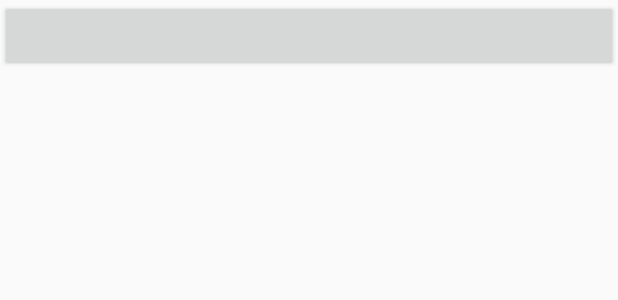
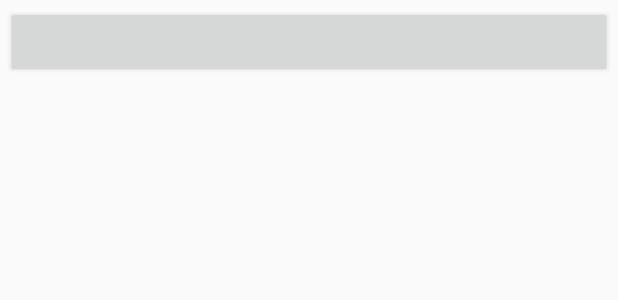
Before and after one commit to absimas/VideoClipper, an Android app: the layout stream_root.xml on its own in the app's theme, with its tools: preview values and no code run, on a phone screen of 412 x 824 dp. Shown: the top 300 px of the screen. Run offline under Robolectric (Android 15) with nearby library versions, the light colour scheme and no system bars.

Commit message:
Tree saving clean up.

```diff
--- a/app/src/main/java/com/simas/vc/MainActivity.java
+++ b/app/src/main/java/com/simas/vc/MainActivity.java
@@ -41,6 +41,7 @@ import java.io.File;
 import java.io.IOException;
 
 // ToDo use dimensions in xml instead of hard-coded values
+// ToDo "add items" TextView is visibile for a brief moment on screen rotation
 
 /**
  * Activity that contains all the top-level fragments and manages their transitions.
@@ -171,6 +172,7 @@ public class MainActivity extends AppCompatActivity
 						.setCustomAnimations(android.R.anim.slide_in_left, android.R.anim.fade_out)
 						.show(mEditorFragment)
 						.commit();
+
 				View view = findViewById(R.id.no_items_notifier);
 				Animation fadeOut = AnimationUtils.loadAnimation(this, android.R.anim.fade_out);
 				fadeOut.setFillAfter(true);
--- a/app/src/main/java/com/simas/vc/Tooltip.java
+++ b/app/src/main/java/com/simas/vc/Tooltip.java
@@ -67,7 +67,6 @@ public class Tooltip extends RelativeLayout {
 
 		// tooltip.width = anchor.width
 		final View anchor = getAnchor();
-		Log.e(TAG, "anchor width: " + anchor.getWidth());
 		if (anchor.getWidth() > 0) {
 			ViewGroup.LayoutParams params = getLayoutParams();
 			params.width = anchor.getWidth() - anchor.getPaddingLeft() - anchor.getPaddingRight();
--- a/app/src/main/java/com/simas/vc/editor/tree_view/TreeLinearLayout.java
+++ b/app/src/main/java/com/simas/vc/editor/tree_view/TreeLinearLayout.java
@@ -30,6 +30,8 @@ import android.util.AttributeSet;
 import android.util.Log;
 import android.widget.LinearLayout;
 import com.simas.vc.Utils;
+
+import org.w3c.dom.Node;
 
 // ToDo abstractize with an adapter?
 // ToDo abstract click listener in TreeParser
@@ -93,6 +95,10 @@ public class TreeLinearLayout extends LinearLayout {
 		invalidate();
 	}
 
+	public TreeParser.Node getNode() {
+		return mNode;
+	}
+
 	@Override
 	public void setPadding(int left, int top, int right, int bottom) {
 		super.setPadding((mNode != null) ? mNode.level * LEFT_PADDING_PER_LEVEL : DEFAULT_PADDING,
--- a/app/src/main/java/com/simas/vc/nav_drawer/NavDrawerFragment.java
+++ b/app/src/main/java/com/simas/vc/nav_drawer/NavDrawerFragment.java
@@ -36,9 +36,6 @@ import android.support.v7.app.AppCompatActivity;
 import android.support.v7.widget.Toolbar;
 import android.util.Log;
 import android.view.LayoutInflater;
-import android.view.Menu;
-import android.view.MenuInflater;
-import android.view.MenuItem;
 import android.view.View;
 import android.view.ViewGroup;
 import android.widget.AdapterView;
@@ -47,12 +44,9 @@ import android.widget.Toast;
 import com.simas.vc.MainActivity;
 import com.simas.vc.R;
 import com.simas.vc.VC;
-import com.simas.vc.VCException;
 import com.simas.vc.file_chooser.FileChooser;
 import com.simas.vc.Utils;
-import com.simas.vc.background_tasks.FFmpeg;
 import java.io.File;
-import java.io.IOException;
 import java.util.ArrayList;
 import java.util.List;
 import java.util.concurrent.CopyOnWriteArrayList;
--- a/app/src/main/res/layout/stream_group.xml
+++ b/app/src/main/res/layout/stream_group.xml
@@ -18,7 +18,6 @@
   -->
 <com.simas.vc.editor.tree_view.TreeLinearLayout
     xmlns:android="http://schemas.android.com/apk/res/android"
-    xmlns:tree="http://schemas.android.com/apk/res-auto"
     android:layout_width="match_parent"
     android:layout_height="wrap_content"
     android:orientation="horizontal"
--- a/app/src/main/res/layout/stream_button.xml
+++ b/app/src/main/res/layout/stream_root.xml
@@ -16,11 +16,16 @@
   ~ You should have received a copy of the GNU General Public License
   ~ along with VideoClipper. If not, see <http://www.gnu.org/licenses/>.
   -->
-<Button
+<com.simas.vc.editor.tree_view.TreeLinearLayout
     xmlns:android="http://schemas.android.com/apk/res/android"
-    android:id="@+id/stream_button"
     android:layout_width="match_parent"
     android:layout_height="wrap_content"
+    android:orientation="horizontal"
     android:paddingTop="10dp"
-    android:paddingBottom="10dp"
-    android:gravity="start|center_vertical"/>
+    android:paddingBottom="10dp">
+    <Button
+        android:id="@+id/root_title"
+        android:gravity="start|center_vertical"
+        android:layout_width="match_parent"
+        android:layout_height="wrap_content"/>
+</com.simas.vc.editor.tree_view.TreeLinearLayout>
--- a/app/src/main/res/layout/stream_tree.xml
+++ b/app/src/main/res/layout/stream_tree.xml
@@ -18,6 +18,7 @@
   -->
 <FrameLayout
     xmlns:android="http://schemas.android.com/apk/res/android"
+    android:id="@+id/stream_tree"
     android:layout_width="match_parent"
     android:layout_height="match_parent">
     <LinearLayout
```
Also changed, not shown: app/src/main/java/com/simas/vc/editor/tree_view/TreeParser.java (+18 -42 lines).
